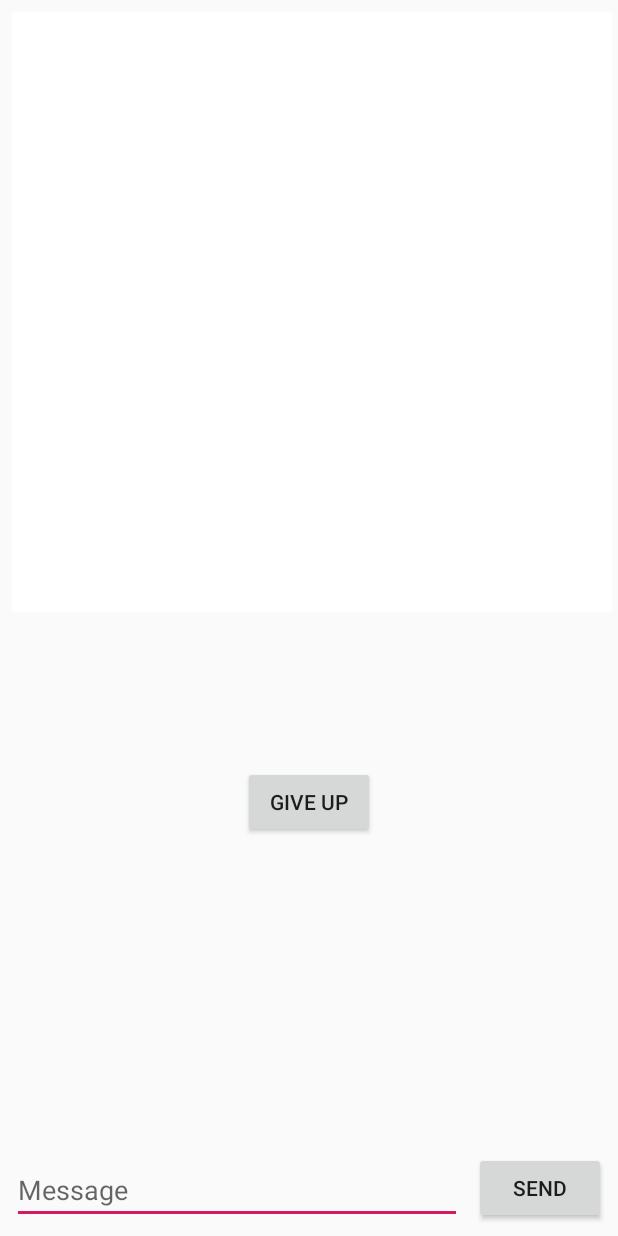
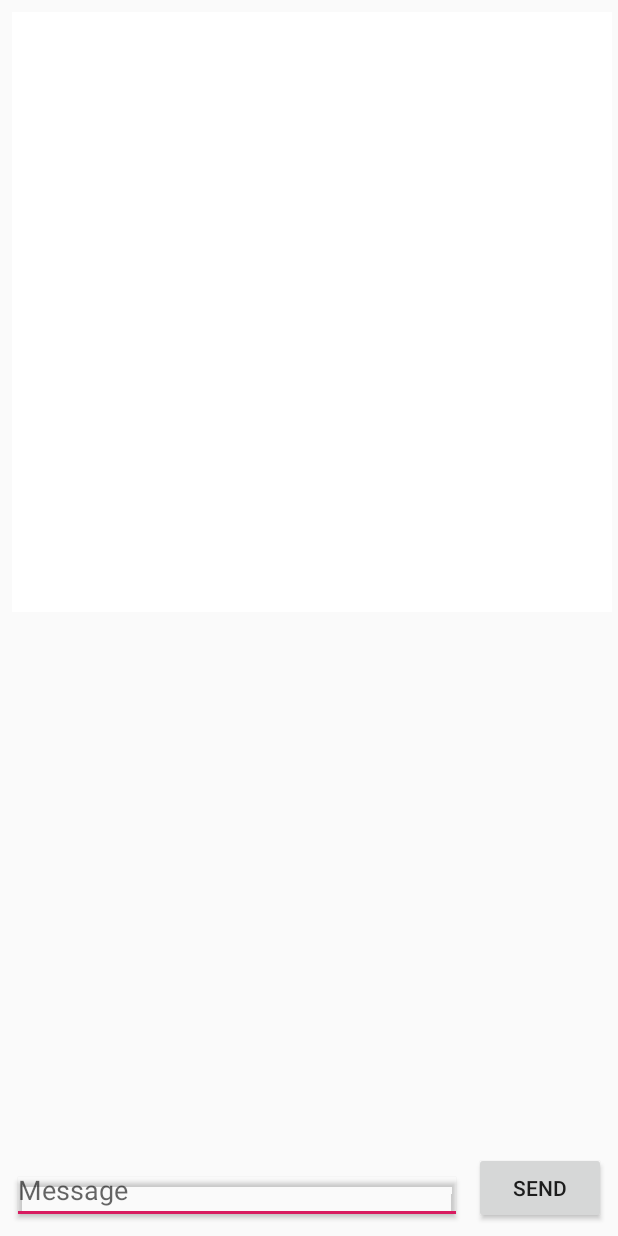
Before and after one commit to ACharchula/Charades, an Android app: the GameActivity screen opened directly, with no data from a screen before it, on a phone screen of 412 x 824 dp. Run offline under Robolectric (Android 15) with nearby library versions, the phone set to English and light mode, and no system bars; Roboto replaces fonts that are not available here.

Commit message:
fixed game view

```diff
--- a/android_client/app/src/main/java/com/acharchu/charades/GameActivity.kt
+++ b/android_client/app/src/main/java/com/acharchu/charades/GameActivity.kt
@@ -4,8 +4,7 @@ import android.content.Intent
 import android.graphics.Bitmap
 import android.support.v7.app.AppCompatActivity
 import android.os.Bundle
-import android.view.View.GONE
-import android.view.View.VISIBLE
+import android.view.View.*
 import android.widget.ArrayAdapter
 import android.widget.Toast
 import kotlinx.android.synthetic.main.activity_game.*
@@ -16,6 +15,7 @@ class GameActivity : AppCompatActivity() {
     private var sendPicture = false
     private var pictureByteArray = ByteArray(0)
     private var IN_GAME = true
+    private var drawerView = false
     var messages = arrayListOf<String>()
 
     private val outputThread = Thread {
@@ -53,6 +53,9 @@ class GameActivity : AppCompatActivity() {
                     updateMessageList(ConnectionService.getThingToDraw())
                     drawerView()
                 } else if (header == HeaderType.GAME_ABORTED) {
+                    if(drawerView)
+                        guessingPlayerView()
+
                     updateMessageList(ConnectionService.gameAborted())
                 } else if (header == HeaderType.PING_PING) {
                     ConnectionService.ping_ping()
@@ -107,15 +110,17 @@ class GameActivity : AppCompatActivity() {
             ConnectionService.giveUpAGame()
             guessingPlayerView()
         }
-
+        guessingPlayerView()
         connectToServer()
     }
 
     private fun drawerView() {
+        drawerView = true
+
         runOnUiThread {
             sendButton.visibility = GONE
             messageContent.visibility = GONE
-            imageView.visibility = GONE
+            imageView.visibility = INVISIBLE
             draw_view.clearCanvas()
             draw_view.visibility = VISIBLE
             giveUpButton.visibility = VISIBLE
@@ -135,8 +140,9 @@ class GameActivity : AppCompatActivity() {
         runOnUiThread {
             sendButton.visibility = VISIBLE
             messageContent.visibility = VISIBLE
+            imageView.setImageResource(android.R.color.white)
             imageView.visibility = VISIBLE
-            draw_view.visibility = GONE
+            draw_view.visibility = INVISIBLE
             giveUpButton.visibility = GONE
         }
 
--- a/android_client/app/src/main/res/layout/activity_game.xml
+++ b/android_client/app/src/main/res/layout/activity_game.xml
@@ -22,7 +22,7 @@
             app:layout_constraintStart_toStartOf="parent"
             app:layout_constraintBottom_toBottomOf="parent" android:layout_marginStart="8dp"
             android:layout_marginBottom="8dp" android:layout_marginEnd="8dp"
-            app:layout_constraintEnd_toStartOf="@+id/sendButton" android:hint="Message"/>
+            app:layout_constraintEnd_toStartOf="@+id/sendButton" android:hint="Message" android:elevation="2dp"/>
     <Button
             android:text="Send"
             android:layout_width="wrap_content"
@@ -32,10 +32,12 @@
     <ListView
             android:id="@+id/messagesListView"
             android:layout_width="0dp"
-            android:layout_height="200dp"
+            android:layout_height="0dp"
             android:layout_marginBottom="8dp"
             app:layout_constraintBottom_toTopOf="@+id/messageContent" app:layout_constraintStart_toStartOf="parent"
-            android:layout_marginStart="8dp" app:layout_constraintEnd_toEndOf="parent" android:layout_marginEnd="8dp"/>
+            android:layout_marginStart="8dp" app:layout_constraintEnd_toEndOf="parent" android:layout_marginEnd="8dp"
+            app:layout_constraintVertical_chainStyle="spread" app:layout_constraintVertical_weight="1"
+            android:layout_marginTop="8dp" app:layout_constraintTop_toBottomOf="@+id/giveUpButton"/>
     <com.acharchu.charades.DrawView
             android:id="@+id/draw_view"
             android:layout_width="400dp"
@@ -59,5 +61,6 @@
             android:layout_height="wrap_content"
             android:id="@+id/giveUpButton" app:layout_constraintEnd_toEndOf="parent" android:layout_marginEnd="8dp"
             app:layout_constraintStart_toStartOf="parent" android:layout_marginStart="8dp"
-            android:layout_marginBottom="8dp" app:layout_constraintBottom_toTopOf="@+id/messagesListView"/>
+            android:visibility="visible" android:layout_marginTop="8dp"
+            app:layout_constraintTop_toBottomOf="@+id/imageView"/>
 </android.support.constraint.ConstraintLayout>
```
